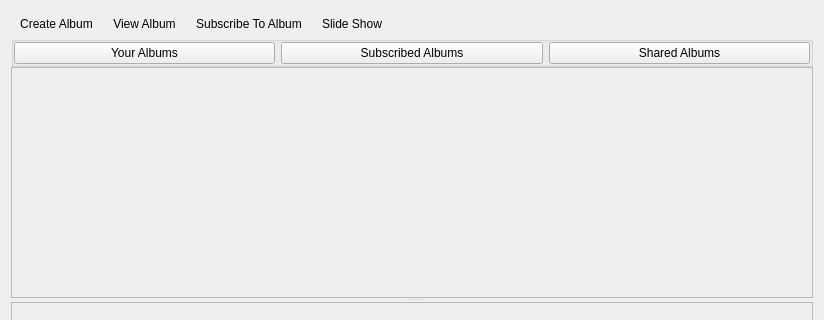
Qt form retroshare-gui/src/gui/PhotoShare/PhotoShare.ui (RetroShare/RetroShare) before a commit; both pictures show x 0 to 824 and y 0 to 320 of the 824 by 569 pixel window.
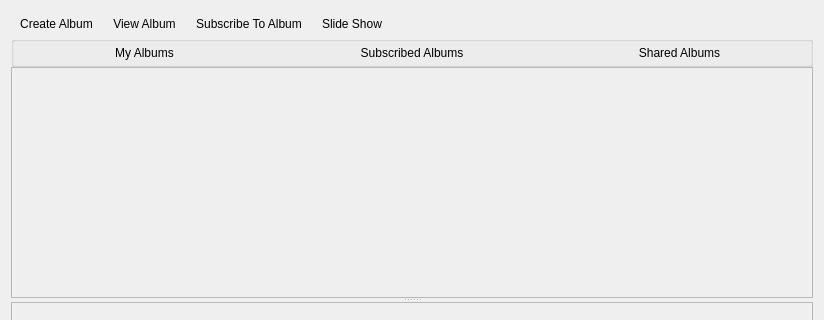
The same form after that commit. Icons and pictures are not drawn.

Commit message: Added images for My/Subscribed/Shared Album Set WikiDialog Buttons to flat style.

The edit to the form file:
```diff
--- a/retroshare-gui/src/gui/PhotoShare/PhotoShare.ui
+++ b/retroshare-gui/src/gui/PhotoShare/PhotoShare.ui
@@ -146,7 +146,17 @@
       <item>
        <widget class="QPushButton" name="pushButton_YourAlbums">
         <property name="text">
-         <string>Your Albums</string>
+         <string>My Albums</string>
+        </property>
+        <property name="icon">
+         <iconset resource="Photo_images.qrc">
+          <normaloff>:/images/my_album_48.png</normaloff>:/images/my_album_48.png</iconset>
+        </property>
+        <property name="iconSize">
+         <size>
+          <width>48</width>
+          <height>48</height>
+         </size>
         </property>
         <property name="checkable">
          <bool>true</bool>
@@ -154,6 +164,9 @@
         <property name="autoExclusive">
          <bool>true</bool>
         </property>
+        <property name="flat">
+         <bool>true</bool>
+        </property>
        </widget>
       </item>
       <item>
@@ -161,12 +174,25 @@
         <property name="text">
          <string>Subscribed Albums</string>
         </property>
+        <property name="icon">
+         <iconset resource="Photo_images.qrc">
+          <normaloff>:/images/subscribed_album_48.png</normaloff>:/images/subscribed_album_48.png</iconset>
+        </property>
+        <property name="iconSize">
+         <size>
+          <width>48</width>
+          <height>48</height>
+         </size>
+        </property>
         <property name="checkable">
          <bool>true</bool>
         </property>
         <property name="autoExclusive">
          <bool>true</bool>
         </property>
+        <property name="flat">
+         <bool>true</bool>
+        </property>
        </widget>
       </item>
       <item>
@@ -174,6 +200,16 @@
         <property name="text">
          <string>Shared Albums</string>
         </property>
+        <property name="icon">
+         <iconset resource="Photo_images.qrc">
+          <normaloff>:/images/friends_album_48.png</normaloff>:/images/friends_album_48.png</iconset>
+        </property>
+        <property name="iconSize">
+         <size>
+          <width>48</width>
+          <height>48</height>
+         </size>
+        </property>
         <property name="checkable">
          <bool>true</bool>
         </property>
@@ -183,6 +219,9 @@
         <property name="autoExclusive">
          <bool>true</bool>
         </property>
+        <property name="flat">
+         <bool>true</bool>
+        </property>
        </widget>
       </item>
      </layout>
```
Left out of the diff: 4 changed lines with no effect on the pictures. The commit also changes 6 other files.
